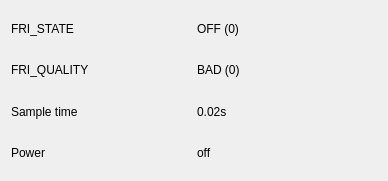
The window that cedar/devices/robot/kuka/gui/FriStatusWidget.ui (cedar/cedar) describes before a commit, drawn with Qt 5.
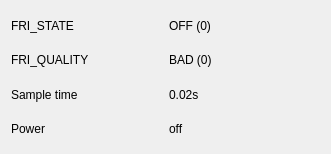
The same window after the commit.

What changed in the file:
```diff
--- a/cedar/devices/robot/kuka/gui/FriStatusWidget.ui
+++ b/cedar/devices/robot/kuka/gui/FriStatusWidget.ui
@@ -6,8 +6,8 @@
    <rect>
     <x>0</x>
     <y>0</y>
-    <width>388</width>
-    <height>181</height>
+    <width>331</width>
+    <height>154</height>
    </rect>
   </property>
   <property name="focusPolicy">
```
Left out of the diff: 4 changed lines with no effect on the pictures.
